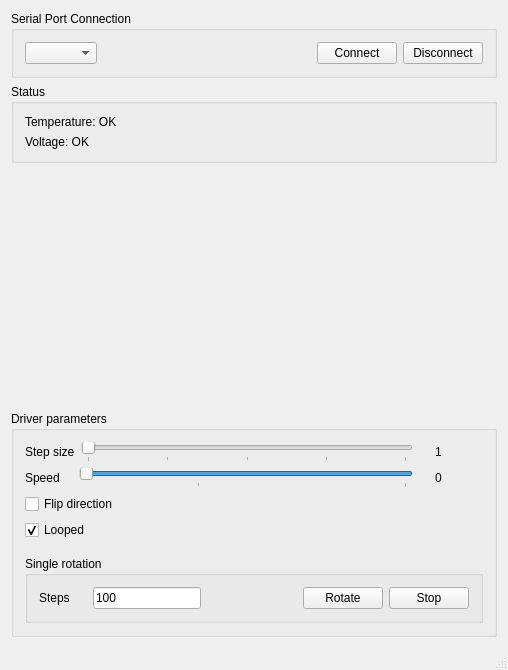
First picture: the form in desktop_application/mainwindow.ui, repository marcin-waszak/stepper_motor_driver, before the edit.
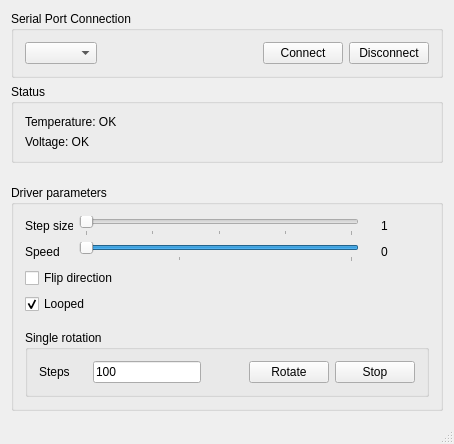
Second picture: the form after the edit.

Diff of the .ui file:
```diff
--- a/desktop_application/mainwindow.ui
+++ b/desktop_application/mainwindow.ui
@@ -6,8 +6,8 @@
    <rect>
     <x>0</x>
     <y>0</y>
-    <width>508</width>
-    <height>670</height>
+    <width>454</width>
+    <height>444</height>
    </rect>
   </property>
   <property name="windowTitle">
```
Left out of the diff: 2 changed lines with no effect on the pictures.
